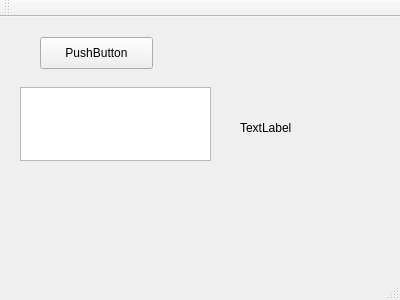
First picture: the form in NewsCS441/mainwindow.ui, repository bitamins/cs411-T4, before the edit.
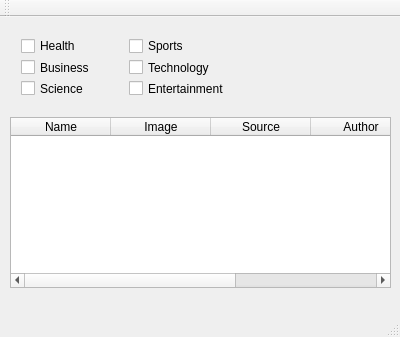
Second picture: the form after the edit.

Commit message: started on db wrapper class, also edited the main cpp function

The edit to the form file:
```diff
--- a/NewsCS441/mainwindow.ui
+++ b/NewsCS441/mainwindow.ui
@@ -7,48 +7,104 @@
     <x>0</x>
     <y>0</y>
     <width>400</width>
-    <height>300</height>
+    <height>337</height>
    </rect>
   </property>
   <property name="windowTitle">
    <string>MainWindow</string>
   </property>
-  <widget class="QWidget" name="centralWidget">
-   <widget class="QPushButton" name="pushButton">
+  <widget class="QWidget" name="MAIN_WIDGET">
+   <widget class="QTableWidget" name="NewsTable">
     <property name="geometry">
      <rect>
-      <x>40</x>
-      <y>20</y>
-      <width>113</width>
-      <height>32</height>
+      <x>10</x>
+      <y>100</y>
+      <width>381</width>
+      <height>171</height>
      </rect>
     </property>
-    <property name="text">
-     <string>PushButton</string>
+    <property name="columnCount">
+     <number>5</number>
     </property>
+    <column>
+     <property name="text">
+      <string>Name</string>
+     </property>
+    </column>
+    <column>
+     <property name="text">
+      <string>Image</string>
+     </property>
+    </column>
+    <column>
+     <property name="text">
+      <string>Source</string>
+     </property>
+    </column>
+    <column>
+     <property name="text">
+      <string>Author</string>
+     </property>
+    </column>
+    <column>
+     <property name="text">
+      <string>Date</string>
+     </property>
+    </column>
    </widget>
-   <widget class="QTextEdit" name="textEdit">
+   <widget class="QWidget" name="gridLayoutWidget">
     <property name="geometry">
      <rect>
-      <x>20</x>
-      <y>70</y>
-      <width>191</width>
-      <height>74</height>
+      <x>10</x>
+      <y>10</y>
+      <width>231</width>
+      <height>80</height>
      </rect>
     </property>
-   </widget>
-   <widget class="QLabel" name="label">
-    <property name="geometry">
-     <rect>
-      <x>240</x>
-      <y>40</y>
-      <width>111</width>
-      <height>141</height>
-     </rect>
-    </property>
-    <property name="text">
-     <string>TextLabel</string>
-    </property>
+    <layout class="QGridLayout" name="News_Selections">
+     <item row="1" column="0">
+      <widget class="QCheckBox" name="Business">
+       <property name="text">
+        <string>Business</string>
+       </property>
+      </widget>
+     </item>
+     <item row="2" column="1">
+      <widget class="QCheckBox" name="Entertainment">
+       <property name="text">
+        <string>Entertainment</string>
+       </property>
+      </widget>
+     </item>
+     <item row="0" column="0">
+      <widget class="QCheckBox" name="Health">
+       <property name="text">
+        <string>Health</string>
+       </property>
+      </widget>
+     </item>
+     <item row="2" column="0">
+      <widget class="QCheckBox" name="Science">
+       <property name="text">
+        <string>Science</string>
+       </property>
+      </widget>
+     </item>
+     <item row="0" column="1">
+      <widget class="QCheckBox" name="Sports">
+       <property name="text">
+        <string>Sports</string>
+       </property>
+      </widget>
+     </item>
+     <item row="1" column="1">
+      <widget class="QCheckBox" name="Technology">
+       <property name="text">
+        <string>Technology</string>
+       </property>
+      </widget>
+     </item>
+    </layout>
    </widget>
   </widget>
   <widget class="QMenuBar" name="menuBar">
```
Left out of the diff: 2 changed lines with no effect on the pictures. The commit also changes 7 other files.
